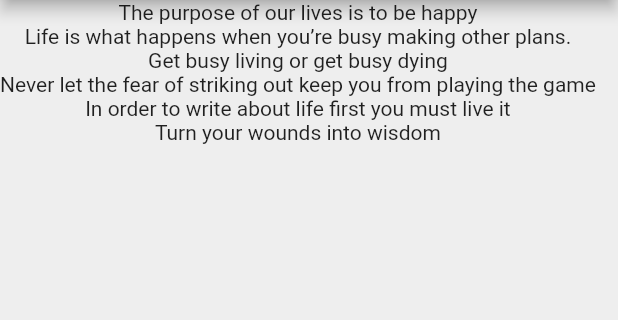
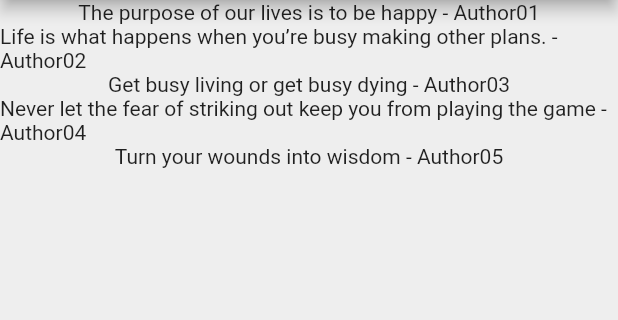
Before and after one commit to ushara09/flutter_basics, a Flutter app: the screen it shows after launch, on a phone screen of 412 x 824 dp, the part 84-404 px from its top. Run offline on Flutter 3.47's test engine with Material 2 defaults, Android fonts, the phone set to English and light mode, and no system bars.

Commit message:
custom class

```diff
--- a/quotes/lib/main.dart
+++ b/quotes/lib/main.dart
@@ -1,4 +1,5 @@
 import 'package:flutter/material.dart';
+import 'package:quotes/quote.dart';
 
 void main() {
   runApp(MaterialApp(
@@ -14,13 +15,14 @@ class QuoteList extends StatefulWidget {
 }
 
 class _QuoteListState extends State<QuoteList> {
-  List<String> quotes = [
-    "The purpose of our lives is to be happy",
-    "Life is what happens when you’re busy making other plans.",
-    "Get busy living or get busy dying",
-    "Never let the fear of striking out keep you from playing the game",
-    "In order to write about life first you must live it",
-    "Turn your wounds into wisdom",
+  List<Quote> quotes = [
+    Quote("Author01", "The purpose of our lives is to be happy"),
+    Quote("Author02",
+        "Life is what happens when you’re busy making other plans."),
+    Quote("Author03", "Get busy living or get busy dying"),
+    Quote("Author04",
+        "Never let the fear of striking out keep you from playing the game"),
+    Quote("Author05", "Turn your wounds into wisdom"),
   ];
 
   @override
@@ -34,7 +36,7 @@ class _QuoteListState extends State<QuoteList> {
       ),
       body: Column(
         children: quotes.map((quote) {
-          return Text(quote);
+          return Text("${quote.text} - ${quote.author}");
         }).toList(),
       ),
     );
--- a/quotes/lib/quote.dart
+++ b/quotes/lib/quote.dart
@@ -2,8 +2,5 @@ class Quote {
   String? text;
   String? author;
 
-  Quote(String text, String author) {
-    this.text = text;
-    this.author = author;
-  }
+  Quote(this.author, this.text);
 }
```
